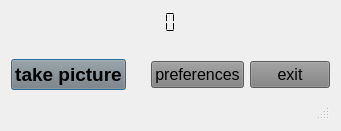
Before: the Qt Designer form forms/fotobox.ui in tomikais/fotobox, drawn with Qt 5.
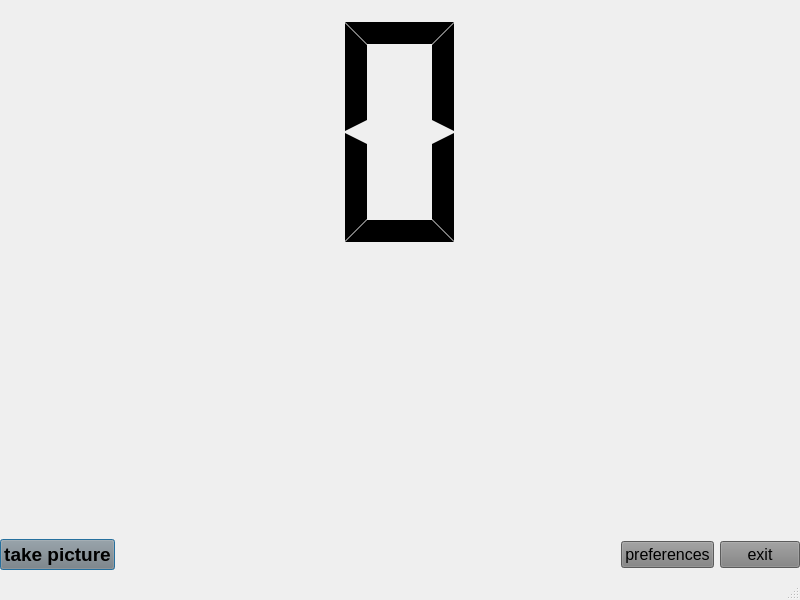
After: the same form once the commit is applied.

Commit message: remove margin

The edit to the form file:
```diff
--- a/forms/fotobox.ui
+++ b/forms/fotobox.ui
@@ -7,14 +7,26 @@
    <rect>
     <x>0</x>
     <y>0</y>
-    <width>341</width>
-    <height>131</height>
+    <width>800</width>
+    <height>600</height>
    </rect>
   </property>
   <property name="windowTitle">
    <string>FotoBox (Copyright Thomas Kais)</string>
   </property>
   <layout class="QVBoxLayout" name="verticalLayout">
+   <property name="leftMargin">
+    <number>0</number>
+   </property>
+   <property name="topMargin">
+    <number>0</number>
+   </property>
+   <property name="rightMargin">
+    <number>0</number>
+   </property>
+   <property name="bottomMargin">
+    <number>0</number>
+   </property>
    <item>
     <layout class="QGridLayout" name="gridLayout">
      <item row="1" column="0" colspan="4">
```
